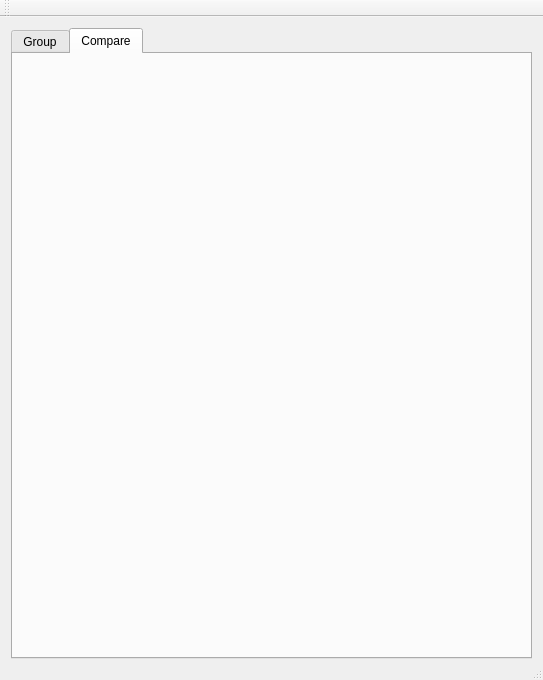
First picture: the form in mainwindow.ui, repository Patobeurre/BoneMerge, before the edit.
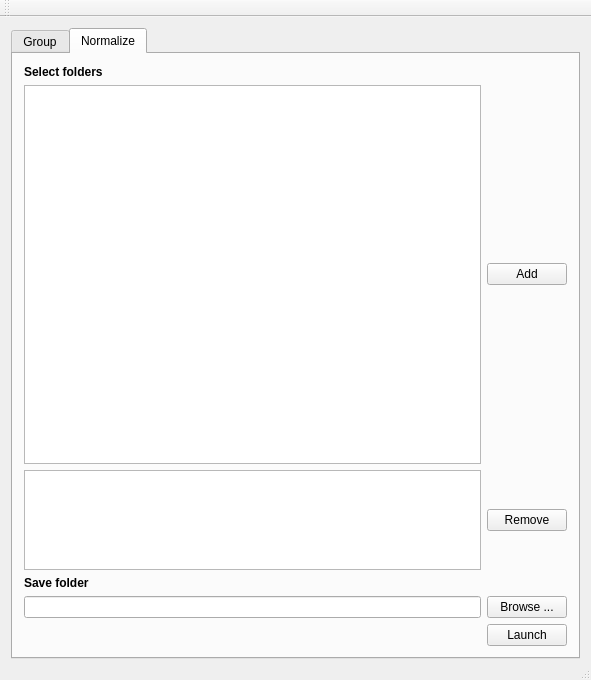
Second picture: the form after the edit. The open tabs and pages were chosen to show the change.

Diff of the .ui file:
```diff
--- a/mainwindow.ui
+++ b/mainwindow.ui
@@ -6,7 +6,7 @@
    <rect>
     <x>0</x>
     <y>0</y>
-    <width>543</width>
+    <width>591</width>
     <height>664</height>
    </rect>
   </property>
@@ -501,9 +501,193 @@
       </widget>
       <widget class="QWidget" name="tab_2">
        <attribute name="title">
-        <string>Compare</string>
+        <string>Normalize</string>
        </attribute>
-       <layout class="QHBoxLayout" name="horizontalLayout_4"/>
+       <layout class="QVBoxLayout" name="verticalLayout_9">
+        <item>
+         <layout class="QVBoxLayout" name="verticalLayout_6">
+          <item>
+           <widget class="QLabel" name="label_4">
+            <property name="sizePolicy">
+             <sizepolicy hsizetype="Minimum" vsizetype="Fixed">
+              <horstretch>0</horstretch>
+              <verstretch>0</verstretch>
+             </sizepolicy>
+            </property>
+            <property name="font">
+             <font>
+              <weight>75</weight>
+              <bold>true</bold>
+             </font>
+            </property>
+            <property name="text">
+             <string>Select folders</string>
+            </property>
+           </widget>
+          </item>
+          <item>
+           <layout class="QHBoxLayout" name="horizontalLayout_10">
+            <item>
+             <widget class="QTreeView" name="treeSelectFolderNorm">
+              <property name="sizePolicy">
+               <sizepolicy hsizetype="Expanding" vsizetype="Preferred">
+                <horstretch>0</horstretch>
+                <verstretch>0</verstretch>
+               </sizepolicy>
+              </property>
+              <property name="minimumSize">
+               <size>
+                <width>0</width>
+                <height>100</height>
+               </size>
+              </property>
+             </widget>
+            </item>
+            <item>
+             <widget class="QPushButton" name="btnAddFolderNorm">
+              <property name="text">
+               <string>Add</string>
+              </property>
+             </widget>
+            </item>
+            <item>
+             <spacer name="verticalSpacer_4">
+              <property name="orientation">
+               <enum>Qt::Vertical</enum>
+              </property>
+              <property name="sizeHint" stdset="0">
+               <size>
+                <width>0</width>
+                <height>40</height>
+               </size>
+              </property>
+             </spacer>
+            </item>
+           </layout>
+          </item>
+          <item>
+           <layout class="QHBoxLayout" name="horizontalLayout_11">
+            <property name="topMargin">
+             <number>0</number>
+            </property>
+            <item>
+             <widget class="QListView" name="listSelectedFoldersNorm">
+              <property name="sizePolicy">
+               <sizepolicy hsizetype="Expanding" vsizetype="Preferred">
+                <horstretch>0</horstretch>
+                <verstretch>0</verstretch>
+               </sizepolicy>
+              </property>
+              <property name="minimumSize">
+               <size>
+                <width>0</width>
+                <height>100</height>
+               </size>
+              </property>
+             </widget>
+            </item>
+            <item>
+             <widget class="QPushButton" name="btnRemoveFolderNorm">
+              <property name="text">
+               <string>Remove</string>
+              </property>
+             </widget>
+            </item>
+            <item>
+             <spacer name="verticalSpacer_5">
+              <property name="orientation">
+               <enum>Qt::Vertical</enum>
+              </property>
+              <property name="sizeType">
+               <enum>QSizePolicy::Fixed</enum>
+              </property>
+              <property name="sizeHint" stdset="0">
+               <size>
+                <width>0</width>
+                <height>40</height>
+               </size>
+              </property>
+             </spacer>
+            </item>
+           </layout>
+          </item>
+         </layout>
+        </item>
+        <item>
+         <layout class="QVBoxLayout" name="verticalLayout_8">
+          <property name="topMargin">
+           <number>0</number>
+          </property>
+          <item>
+           <widget class="QLabel" name="label_5">
+            <property name="sizePolicy">
+             <sizepolicy hsizetype="Minimum" vsizetype="Fixed">
+              <horstretch>0</horstretch>
+              <verstretch>0</verstretch>
+             </sizepolicy>
+            </property>
+            <property name="font">
+             <font>
+              <weight>75</weight>
+              <bold>true</bold>
+             </font>
+            </property>
+            <property name="text">
+             <string>Save folder</string>
+            </property>
+           </widget>
+          </item>
+          <item>
+           <layout class="QHBoxLayout" name="horizontalLayout_4">
+            <property name="topMargin">
+             <number>0</number>
+            </property>
+            <item>
+             <widget class="QLineEdit" name="lineEditSaveDirNorm">
+              <property name="sizePolicy">
+               <sizepolicy hsizetype="Expanding" vsizetype="Fixed">
+                <horstretch>0</horstretch>
+                <verstretch>0</verstretch>
+               </sizepolicy>
+              </property>
+             </widget>
+            </item>
+            <item>
+             <widget class="QPushButton" name="btnBrowseSaveDirNorm">
+              <property name="text">
+               <string>Browse ...</string>
+              </property>
+             </widget>
+            </item>
+           </layout>
+          </item>
+         </layout>
+        </item>
+        <item>
+         <layout class="QHBoxLayout" name="horizontalLayout_12">
+          <item>
+           <spacer name="horizontalSpacer_3">
+            <property name="orientation">
+             <enum>Qt::Horizontal</enum>
+            </property>
+            <property name="sizeHint" stdset="0">
+             <size>
+              <width>40</width>
+              <height>20</height>
+             </size>
+            </property>
+           </spacer>
+          </item>
+          <item>
+           <widget class="QPushButton" name="btnLaunchNorm">
+            <property name="text">
+             <string>Launch</string>
+            </property>
+           </widget>
+          </item>
+         </layout>
+        </item>
+       </layout>
       </widget>
      </widget>
     </item>
```
Left out of the diff: 13 changed lines with no effect on the pictures. Lines whose indentation alone changed are shown as unchanged.
